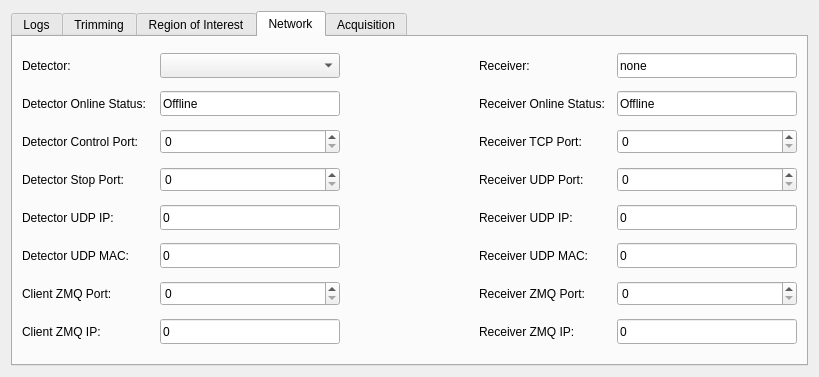
Above: slsDetectorGui/forms/form_tab_advanced.ui from slsdetectorgroup/slsDetectorPackage before the change. Below: the same form after it.
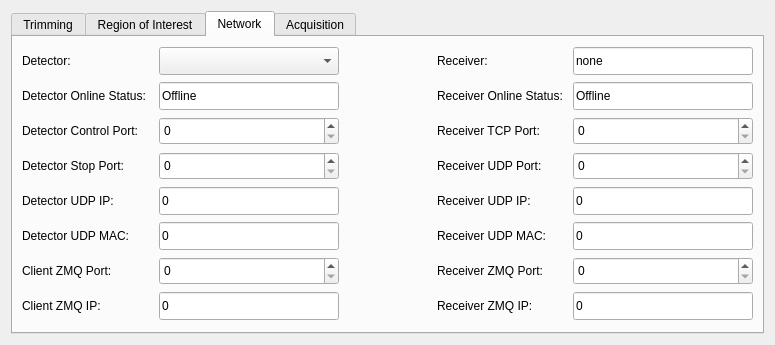
That is the form after the change. The open tabs and pages were chosen to show the change. Icons and pictures are not drawn.

The edit to the form file:
```diff
--- a/slsDetectorGui/forms/form_tab_advanced.ui
+++ b/slsDetectorGui/forms/form_tab_advanced.ui
@@ -6,8 +6,8 @@
    <rect>
     <x>0</x>
     <y>0</y>
-    <width>819</width>
-    <height>377</height>
+    <width>775</width>
+    <height>345</height>
    </rect>
   </property>
   <property name="sizePolicy">
@@ -24,8 +24,8 @@
   </property>
   <property name="maximumSize">
    <size>
-    <width>1000</width>
-    <height>1000</height>
+    <width>775</width>
+    <height>345</height>
    </size>
   </property>
   <property name="windowTitle">
@@ -41,6 +41,12 @@
      <property name="enabled">
       <bool>true</bool>
      </property>
+     <property name="sizePolicy">
+      <sizepolicy hsizetype="Expanding" vsizetype="Expanding">
+       <horstretch>0</horstretch>
+       <verstretch>0</verstretch>
+      </sizepolicy>
+     </property>
      <property name="toolTip">
       <string/>
      </property>
@@ -53,15 +59,6 @@
      <property name="elideMode">
       <enum>Qt::ElideLeft</enum>
      </property>
-     <widget class="QWidget" name="tab_log">
-      <property name="enabled">
-       <bool>false</bool>
-      </property>
-      <attribute name="title">
-       <string>Logs</string>
-      </attribute>
-      <layout class="QGridLayout" name="gridLayout_2"/>
-     </widget>
      <widget class="QWidget" name="tab_trimming">
       <property name="enabled">
        <bool>false</bool>
@@ -312,7 +309,13 @@
          <property name="minimumSize">
           <size>
            <width>180</width>
-           <height>25</height>
+           <height>20</height>
+          </size>
+         </property>
+         <property name="maximumSize">
+          <size>
+           <width>16777215</width>
+           <height>28</height>
           </size>
          </property>
          <property name="toolTip">
@@ -348,13 +351,13 @@
          <property name="minimumSize">
           <size>
            <width>180</width>
-           <height>25</height>
+           <height>20</height>
           </size>
          </property>
          <property name="maximumSize">
           <size>
            <width>16777215</width>
-           <height>16777215</height>
+           <height>28</height>
           </size>
          </property>
          <property name="toolTip">
@@ -398,7 +401,13 @@
          <property name="minimumSize">
           <size>
            <width>180</width>
-           <height>25</height>
+           <height>20</height>
+          </size>
+         </property>
+         <property name="maximumSize">
+          <size>
+           <width>16777215</width>
+           <height>28</height>
           </size>
          </property>
          <property name="toolTip">
@@ -421,7 +430,13 @@
          <property name="minimumSize">
           <size>
            <width>180</width>
-           <height>25</height>
+           <height>20</height>
+          </size>
+         </property>
+         <property name="maximumSize">
+          <size>
+           <width>16777215</width>
+           <height>28</height>
           </size>
          </property>
          <property name="toolTip">
@@ -463,7 +478,13 @@
          <property name="minimumSize">
           <size>
            <width>180</width>
-           <height>25</height>
+           <height>20</height>
+          </size>
+         </property>
+         <property name="maximumSize">
+          <size>
+           <width>16777215</width>
+           <height>28</height>
           </size>
          </property>
          <property name="toolTip">
@@ -486,7 +507,13 @@
          <property name="minimumSize">
           <size>
            <width>127</width>
-           <height>25</height>
+           <height>20</height>
+          </size>
+         </property>
+         <property name="maximumSize">
+          <size>
+           <width>16777215</width>
+           <height>28</height>
           </size>
          </property>
          <property name="toolTip">
@@ -530,7 +557,13 @@
          <property name="minimumSize">
           <size>
            <width>180</width>
-           <height>25</height>
+           <height>20</height>
+          </size>
+         </property>
+         <property name="maximumSize">
+          <size>
+           <width>16777215</width>
+           <height>28</height>
           </size>
          </property>
          <property name="toolTip">
@@ -556,7 +589,13 @@
          <property name="minimumSize">
           <size>
            <width>127</width>
-           <height>25</height>
+           <height>20</height>
+          </size>
+         </property>
+         <property name="maximumSize">
+          <size>
+           <width>16777215</width>
+           <height>28</height>
           </size>
          </property>
          <property name="toolTip">
@@ -626,7 +665,13 @@
          <property name="minimumSize">
           <size>
            <width>180</width>
-           <height>25</height>
+           <height>20</height>
+          </size>
+         </property>
+         <property name="maximumSize">
+          <size>
+           <width>16777215</width>
+           <height>28</height>
           </size>
          </property>
          <property name="toolTip">
@@ -649,7 +694,13 @@
          <property name="minimumSize">
           <size>
            <width>180</width>
-           <height>25</height>
+           <height>20</height>
+          </size>
+         </property>
+         <property name="maximumSize">
+          <size>
+           <width>16777215</width>
+           <height>28</height>
           </size>
          </property>
          <property name="toolTip">
@@ -719,7 +770,13 @@
          <property name="minimumSize">
           <size>
            <width>180</width>
-           <height>25</height>
+           <height>20</height>
+          </size>
+         </property>
+         <property name="maximumSize">
+          <size>
+           <width>16777215</width>
+           <height>28</height>
           </size>
          </property>
          <property name="toolTip">
@@ -776,7 +833,13 @@
          <property name="minimumSize">
           <size>
            <width>127</width>
-           <height>25</height>
+           <height>20</height>
+          </size>
+         </property>
+         <property name="maximumSize">
+          <size>
+           <width>16777215</width>
+           <height>28</height>
           </size>
          </property>
          <property name="toolTip">
@@ -820,7 +883,13 @@
          <property name="minimumSize">
           <size>
            <width>180</width>
-           <height>25</height>
+           <height>20</height>
+          </size>
+         </property>
+         <property name="maximumSize">
+          <size>
+           <width>16777215</width>
+           <height>28</height>
           </size>
          </property>
          <property name="toolTip">
@@ -855,7 +924,7 @@
          </property>
          <property name="sizeHint" stdset="0">
           <size>
-           <width>60</width>
+           <width>20</width>
            <height>20</height>
           </size>
          </property>
@@ -872,7 +941,13 @@
          <property name="minimumSize">
           <size>
            <width>180</width>
-           <height>25</height>
+           <height>20</height>
+          </size>
+         </property>
+         <property name="maximumSize">
+          <size>
+           <width>16777215</width>
+           <height>28</height>
           </size>
          </property>
          <property name="toolTip">
@@ -911,7 +986,13 @@
          <property name="minimumSize">
           <size>
            <width>180</width>
-           <height>25</height>
+           <height>20</height>
+          </size>
+         </property>
+         <property name="maximumSize">
+          <size>
+           <width>16777215</width>
+           <height>28</height>
           </size>
          </property>
         </widget>
@@ -1011,7 +1092,13 @@
          <property name="minimumSize">
           <size>
            <width>180</width>
-           <height>25</height>
+           <height>20</height>
+          </size>
+         </property>
+         <property name="maximumSize">
+          <size>
+           <width>16777215</width>
+           <height>28</height>
           </size>
          </property>
          <property name="toolTip">
```
Left out of the diff: 34 changed lines with no effect on the pictures.
